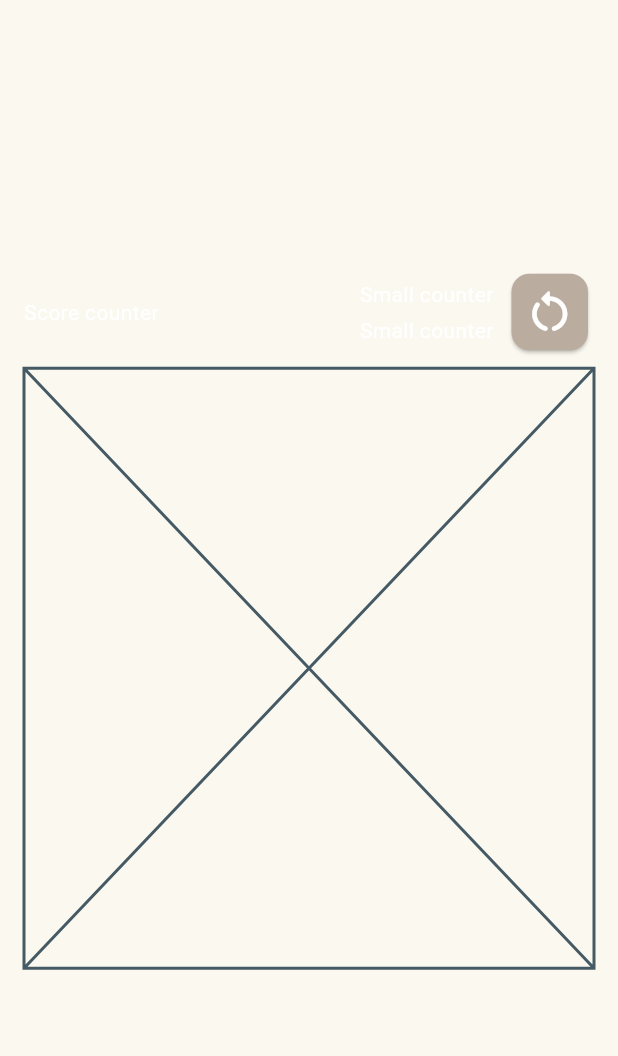
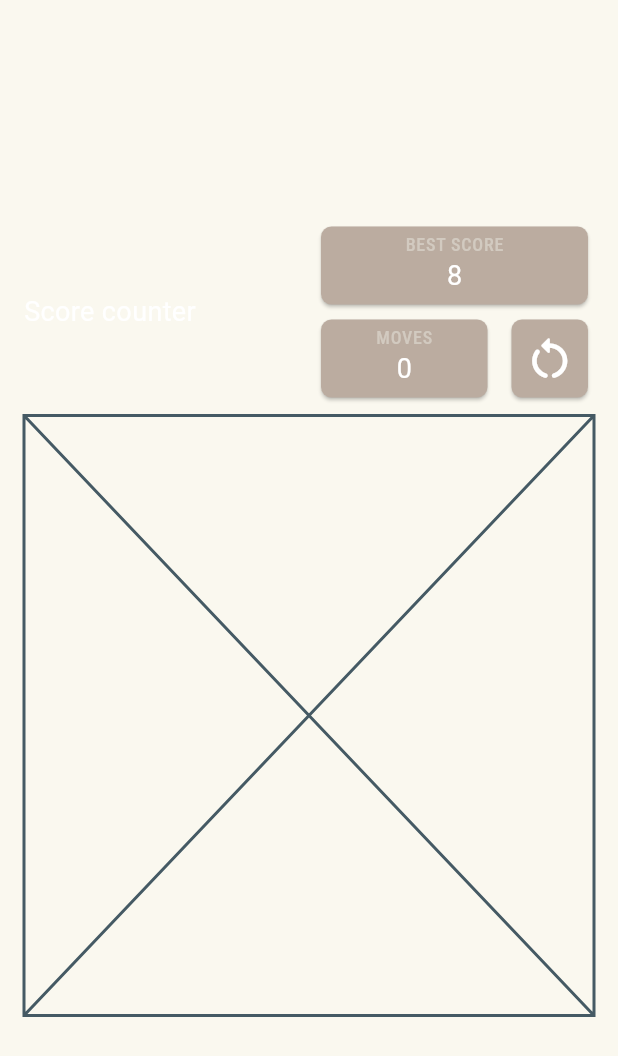
Before and after one commit to Esosek/my_2048, a Flutter app: the screen it shows after launch, on a phone screen of 412 x 824 dp. Shown: the top 1056 px of the screen. Run offline on Flutter 3.47's test engine with Material 3 defaults, Android fonts, the phone set to English and light mode, and no system bars; our stand-ins replace flutter_riverpod, google_fonts, logger.

Commit message:
Added moves and hiscore counter

```diff
--- a/lib/components/custom_card.dart
+++ /dev/null
@@ -1,18 +0,0 @@
-import 'package:flutter/material.dart';
-
-class CustomCard extends StatelessWidget {
-  const CustomCard({
-    super.key,
-    required this.child,
-  });
-
-  final Widget child;
-
-  @override
-  Widget build(BuildContext context) {
-    return Card(
-      color: const Color.fromARGB(255, 187, 172, 160),
-      child: child,
-    );
-  }
-}
--- a/lib/components/reset_button.dart
+++ b/lib/components/reset_button.dart
@@ -1,17 +1,18 @@
 import 'package:flutter/material.dart';
-
-import 'package:my_2048/components/custom_card.dart';
 
 class ResetButton extends StatelessWidget {
   const ResetButton({super.key});
 
   @override
   Widget build(BuildContext context) {
-    return CustomCard(
-      child: IconButton(
-        onPressed: () {},
-        icon: const Icon(
-          Icons.restart_alt_rounded,
+    return SizedBox(
+      height: 60,
+      child: Card(
+        child: IconButton(
+          onPressed: () {},
+          icon: const Icon(
+            Icons.restart_alt_rounded,
+          ),
         ),
       ),
     );
--- a/lib/components/small_counter.dart
+++ b/lib/components/small_counter.dart
@@ -1,10 +1,34 @@
 import 'package:flutter/material.dart';
 
 class SmallCounter extends StatelessWidget {
-  const SmallCounter({super.key});
+  const SmallCounter({
+    super.key,
+    required this.title,
+    required this.value,
+  });
+
+  final String title;
+  final String value;
 
   @override
   Widget build(BuildContext context) {
-    return const Text('Small counter');
+    return SizedBox(
+      height: 60,
+      child: Card(
+        child: Padding(
+          padding: const EdgeInsets.all(4),
+          child: Column(
+            mainAxisSize: MainAxisSize.min,
+            children: [
+              Text(
+                title.toUpperCase(),
+                style: Theme.of(context).textTheme.labelMedium,
+              ),
+              Text(value),
+            ],
+          ),
+        ),
+      ),
+    );
   }
 }
--- a/lib/main.dart
+++ b/lib/main.dart
@@ -5,14 +5,8 @@ import 'package:google_fonts/google_fonts.dart';
 import 'package:my_2048/screens/game_screen.dart';
 
 final _theme = ThemeData.light().copyWith(
-  iconTheme: const IconThemeData().copyWith(
-    color: Colors.white,
-    size: 35,
-  ),
-  textTheme: GoogleFonts.robotoTextTheme().copyWith(
-    bodyMedium: GoogleFonts.robotoTextTheme().bodyMedium!.copyWith(
-          color: Colors.white,
-        ),
+  colorScheme: ColorScheme.fromSeed(
+    seedColor: const Color.fromARGB(255, 232, 226, 220),
   ),
 );
 
@@ -27,7 +21,29 @@ class MainApp extends StatelessWidget {
   Widget build(BuildContext context) {
     return ProviderScope(
       child: MaterialApp(
-        theme: _theme,
+        theme: _theme.copyWith(
+          cardTheme: const CardTheme().copyWith(
+            color: const Color.fromARGB(255, 187, 172, 160),
+            shape: RoundedRectangleBorder(
+              borderRadius: BorderRadius.circular(7),
+            ),
+          ),
+          iconTheme: const IconThemeData().copyWith(
+            color: _theme.colorScheme.onPrimary,
+            size: 35,
+          ),
+          textTheme: GoogleFonts.robotoTextTheme().copyWith(
+            labelMedium:
+                GoogleFonts.robotoCondensedTextTheme().labelMedium!.copyWith(
+                      color: const Color.fromARGB(255, 210, 202, 192),
+                      fontSize: 12,
+                    ),
+            bodyMedium: GoogleFonts.robotoTextTheme().bodyMedium!.copyWith(
+                  color: _theme.colorScheme.onPrimary,
+                  fontSize: 18,
+                ),
+          ),
+        ),
         home: const GameScreen(),
       ),
     );
--- a/lib/screens/game_screen.dart
+++ b/lib/screens/game_screen.dart
@@ -20,22 +20,37 @@ class GameScreen extends StatelessWidget {
               Row(
                 mainAxisAlignment: MainAxisAlignment.spaceBetween,
                 children: [
-                  ScoreCounter(),
-                  Row(
+                  Expanded(
+                    child: ScoreCounter(),
+                  ),
+                  const SizedBox(width: 8),
+                  Expanded(
+                    child: Column(
                       mainAxisSize: MainAxisSize.min,
                       children: [
-                      Column(
-                        mainAxisSize: MainAxisSize.min,
+                        SizedBox(
+                          width: double.infinity,
+                          child: SmallCounter(
+                            title: 'Best score',
+                            value: '8',
+                          ),
+                        ),
+                        const SizedBox(height: 2),
+                        Row(
                           children: [
-                          SmallCounter(),
-                          const SizedBox(height: 4),
-                          SmallCounter(),
+                            Expanded(
+                              child: SmallCounter(
+                                title: 'Moves',
+                                value: '0',
+                              ),
+                            ),
+                            const SizedBox(width: 8),
+                            ResetButton()
                           ],
                         ),
-                      SizedBox(width: 8),
-                      ResetButton(),
                       ],
-                  )
+                    ),
+                  ),
                 ],
               ),
               const SizedBox(height: 8),
```
Lines whose indentation alone changed are shown as unchanged.
